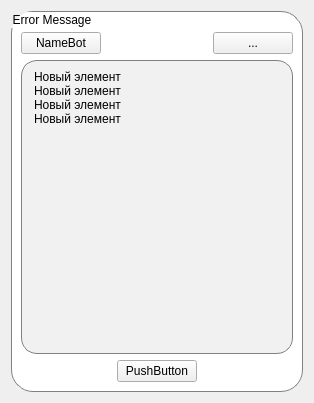
Above: simple_gram_desktop/constructor_app/widgets/block_widget.ui from cuttlesystems/simplegram before the change. Below: the same form after it.
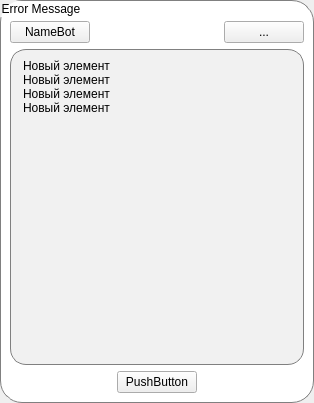
That is the form after the change.

Commit message: disabled node and item widget

The edit to the form file:
```diff
--- a/simple_gram_desktop/constructor_app/widgets/block_widget.ui
+++ b/simple_gram_desktop/constructor_app/widgets/block_widget.ui
@@ -14,6 +14,18 @@
    <string>Form</string>
   </property>
   <layout class="QHBoxLayout" name="horizontalLayout_3">
+   <property name="leftMargin">
+    <number>0</number>
+   </property>
+   <property name="topMargin">
+    <number>0</number>
+   </property>
+   <property name="rightMargin">
+    <number>0</number>
+   </property>
+   <property name="bottomMargin">
+    <number>0</number>
+   </property>
    <item>
     <widget class="QGroupBox" name="groupBox">
      <property name="styleSheet">
```
Left out of the diff: 4 changed lines with no effect on the pictures. The commit also changes 2 other files.
